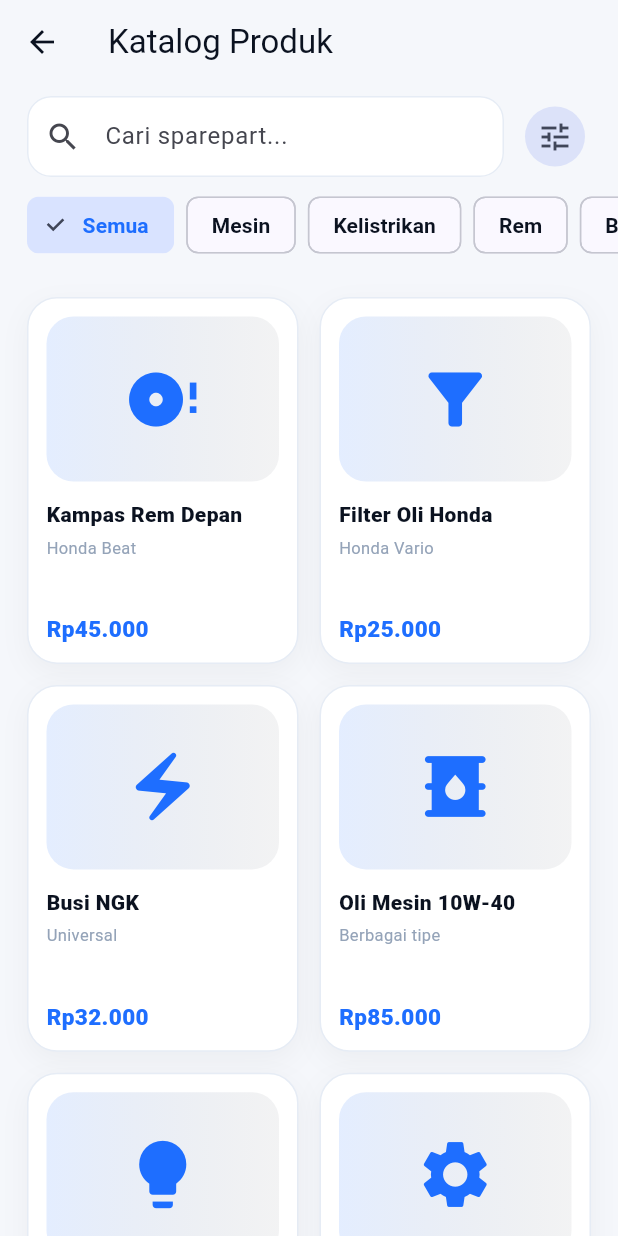
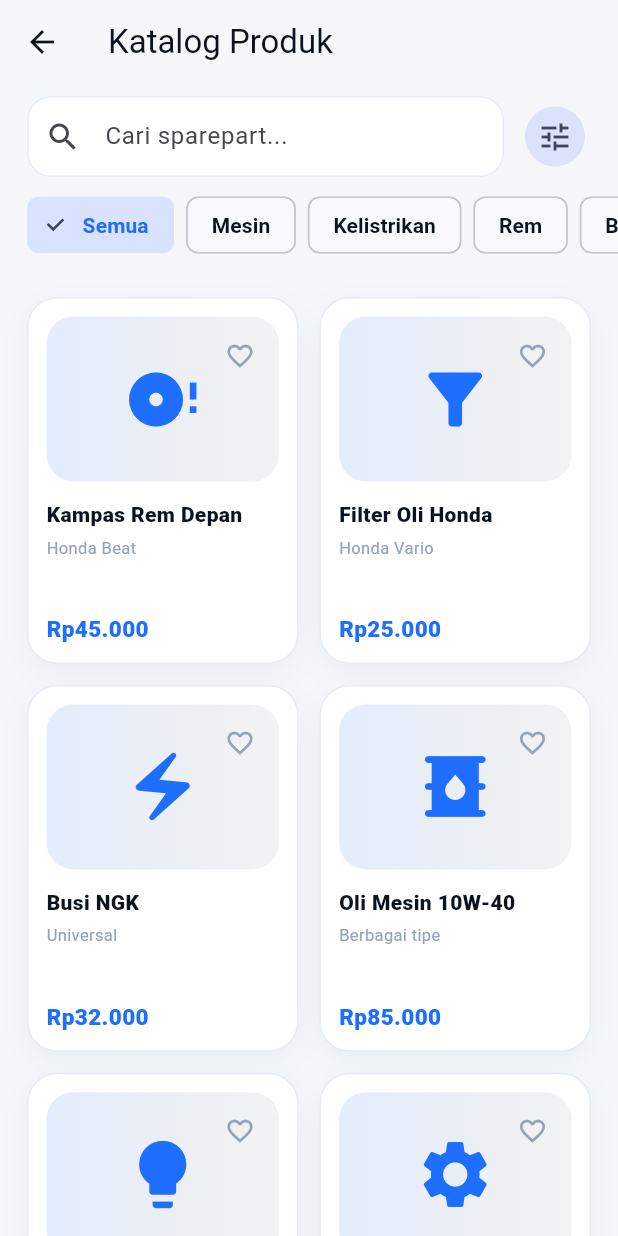
Before and after one commit to fikrinovriadi05/MotoParts, a Flutter app: the CatalogPage screen opened directly, on a phone screen of 412 x 824 dp. Run offline on Flutter 3.47's test engine with Material 3 defaults, Android fonts, the phone set to English and light mode, and no system bars; our stand-ins replace shared_preferences; accounts and stored records are empty.

Commit message:
Wishlist: tombol hati, halaman wishlist, tersimpan permanen
Co-Authored-By: Claude Sonnet 5.5 <noreply@anthropic.com>

```diff
--- a/lib/pages/user/product_detail_page.dart
+++ b/lib/pages/user/product_detail_page.dart
@@ -5,6 +5,7 @@ import 'package:motopart/models/product.dart';
 import 'package:motopart/store/store.dart';
 import 'package:motopart/widgets/glass_card.dart';
 import 'package:motopart/widgets/primary_button.dart';
+import 'package:motopart/widgets/wishlist_button.dart';
 
 class ProductDetailPage extends StatelessWidget {
   final Product product;
@@ -16,9 +17,7 @@ class ProductDetailPage extends StatelessWidget {
     return Scaffold(
       appBar: AppBar(
         title: const Text('Detail Produk'),
-        actions: [
-          IconButton(onPressed: () {}, icon: const Icon(Icons.favorite_border)),
-        ],
+        actions: [WishlistButton(product: product)],
       ),
       body: ListView(
         padding: const EdgeInsets.all(20),
--- a/lib/widgets/product_card.dart
+++ b/lib/widgets/product_card.dart
@@ -3,6 +3,7 @@ import 'package:motopart/core/app_colors.dart';
 import 'package:motopart/core/format.dart';
 import 'package:motopart/models/product.dart';
 import 'package:motopart/widgets/glass_card.dart';
+import 'package:motopart/widgets/wishlist_button.dart';
 
 class ProductCard extends StatelessWidget {
   final Product product;
@@ -19,6 +20,8 @@ class ProductCard extends StatelessWidget {
         child: Column(
           crossAxisAlignment: CrossAxisAlignment.start,
           children: [
+            Stack(
+              children: [
                 Container(
                   height: 110,
                   width: double.infinity,
@@ -32,6 +35,13 @@ class ProductCard extends StatelessWidget {
                     borderRadius: BorderRadius.circular(18),
                   ),
                   child: Icon(product.icon, size: 54, color: AppColors.blue),
+                ),
+                Positioned(
+                  top: 2,
+                  right: 2,
+                  child: WishlistButton(product: product, size: 20),
+                ),
+              ],
             ),
             const SizedBox(height: 12),
             Text(
--- /dev/null
+++ b/lib/widgets/wishlist_button.dart
@@ -0,0 +1,31 @@
+import 'package:flutter/material.dart';
+import 'package:motopart/core/app_colors.dart';
+import 'package:motopart/models/product.dart';
+import 'package:motopart/store/store.dart';
+
+/// Tombol hati untuk menambah/menghapus produk dari wishlist.
+class WishlistButton extends StatelessWidget {
+  final Product product;
+  final double size;
+
+  const WishlistButton({super.key, required this.product, this.size = 24});
+
+  @override
+  Widget build(BuildContext context) {
+    return AnimatedBuilder(
+      animation: store,
+      builder: (context, _) {
+        final wishlisted = store.isWishlisted(product);
+        return IconButton(
+          tooltip: wishlisted ? 'Hapus dari wishlist' : 'Tambah ke wishlist',
+          iconSize: size,
+          onPressed: () => store.toggleWishlist(product),
+          icon: Icon(
+            wishlisted ? Icons.favorite : Icons.favorite_border,
+            color: wishlisted ? AppColors.red : AppColors.grey,
+          ),
+        );
+      },
+    );
+  }
+}
```
Also changed, not shown: lib/pages/user/profile_page.dart (+15 -1 lines), lib/pages/user/wishlist_page.dart (added, +79 -0 lines), lib/store/store.dart (+31 -0 lines), 1 other file. Lines whose indentation alone changed are shown as unchanged.
